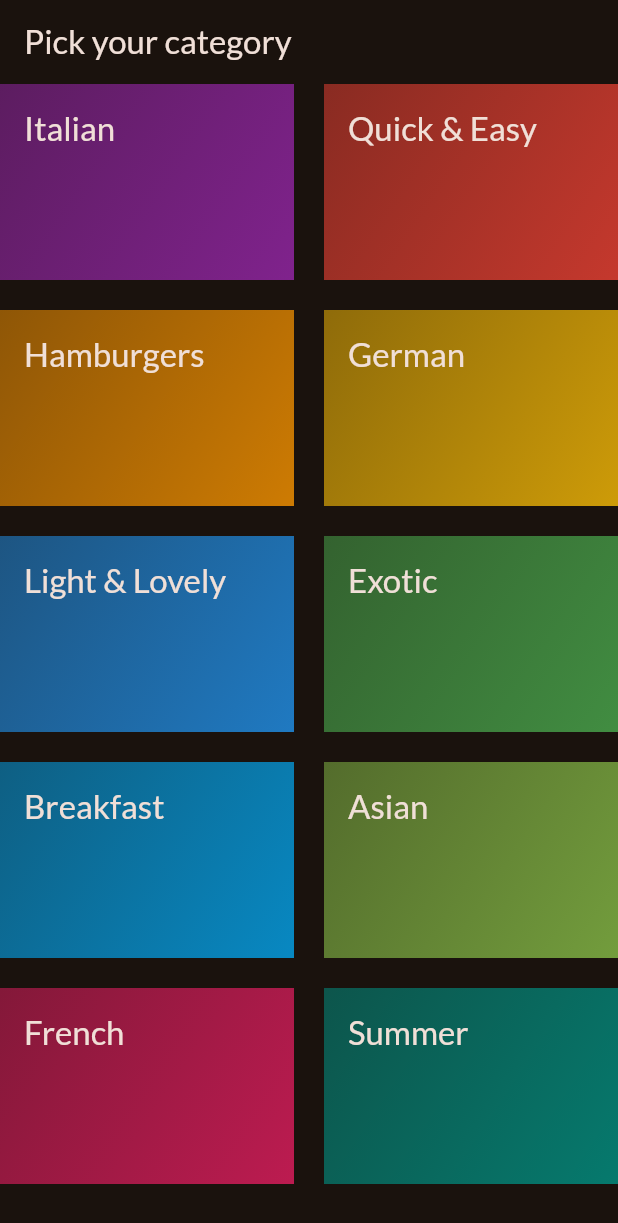
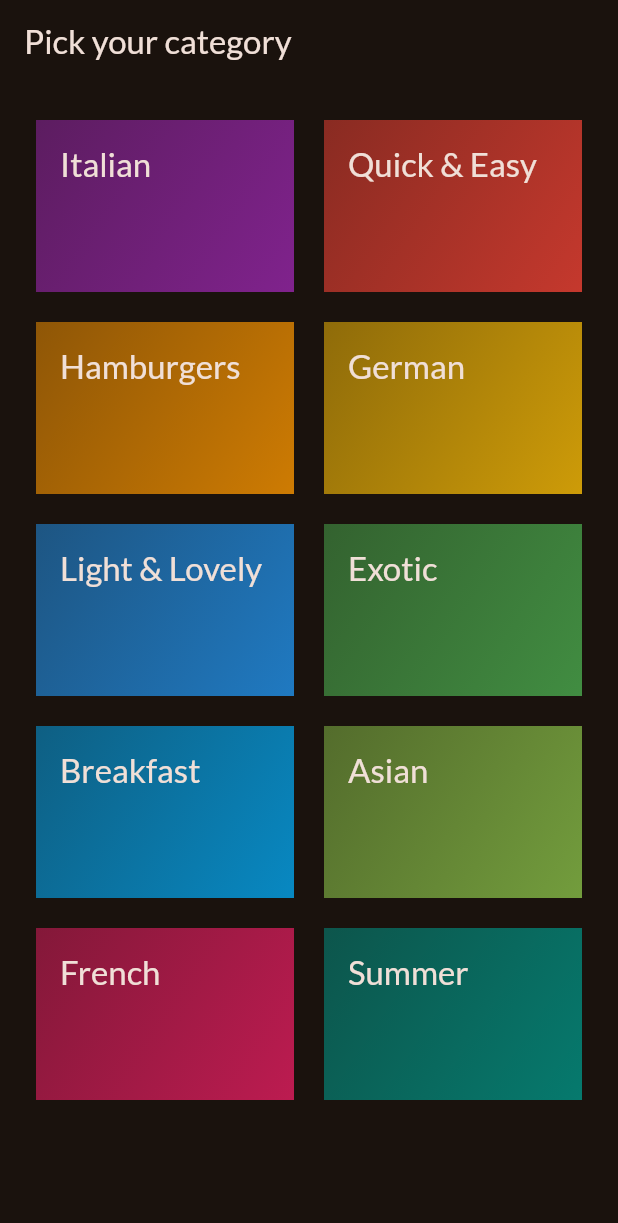
Before and after one commit to denickman/MealsApp, a Flutter app: the screen it shows after launch, on a phone screen of 412 x 824 dp. Shown: the top 1223 px of the screen. Run offline on Flutter 3.47's test engine with Material 3 defaults, Android fonts, the phone set to English and light mode, and no system bars; our stand-ins replace google_fonts.

```diff
--- a/lib/screens/categories.dart
+++ b/lib/screens/categories.dart
@@ -10,6 +10,7 @@ class CategoriesScreen extends StatelessWidget {
     return Scaffold(
       appBar: AppBar(title: Text('Pick your category')),
       body: GridView(
+        padding: const EdgeInsets.all(24),
         gridDelegate: const SliverGridDelegateWithFixedCrossAxisCount(
           crossAxisCount: 2,
           childAspectRatio: 3 / 2,
--- a/lib/widgets/category_grid_item.dart
+++ b/lib/widgets/category_grid_item.dart
@@ -9,7 +9,13 @@ class CategoryGridItem extends StatelessWidget {
 
   @override
   Widget build(BuildContext context) {
-   return Container(
+   return InkWell(
+    onTap: () {
+
+    },
+    splashColor: Theme.of(context).primaryColor,
+    borderRadius: BorderRadius.circular(16),
+     child: Container(
       padding: EdgeInsets.all(16),
       decoration: BoxDecoration(
         gradient: LinearGradient(colors: [
@@ -26,6 +32,7 @@ class CategoryGridItem extends StatelessWidget {
           color: Theme.of(context).colorScheme.onSurface,
         )
         )
+     ),
    );
   }
 }
```
Also changed, not shown: 3 other files. Lines whose indentation alone changed are shown as unchanged.
